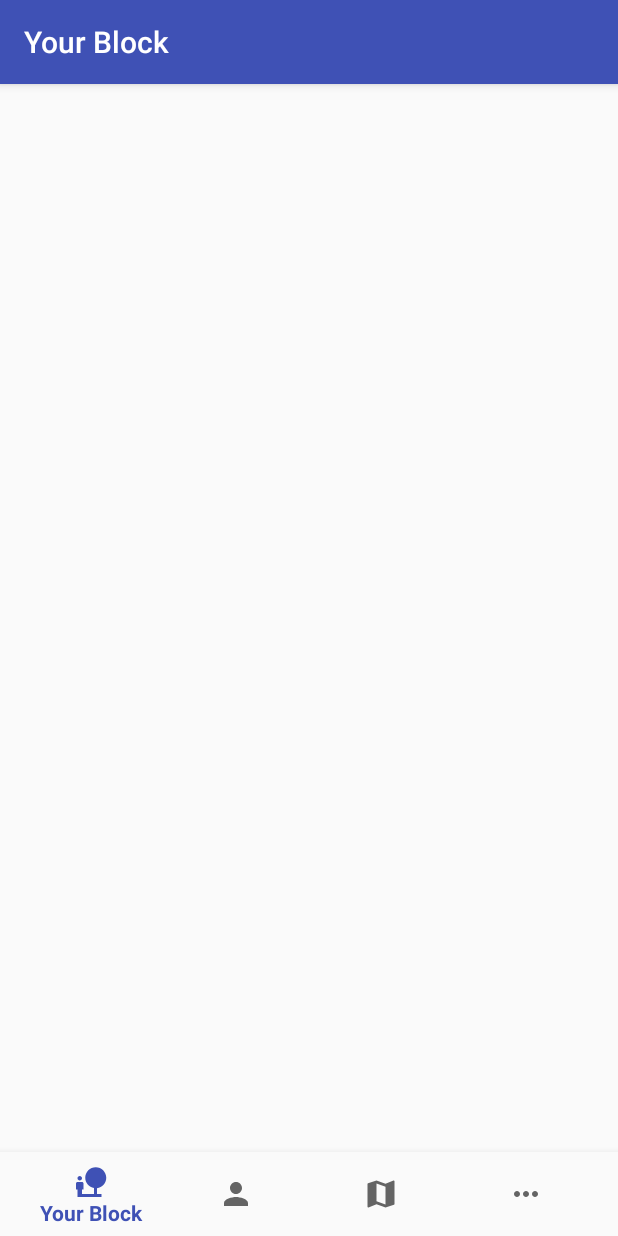
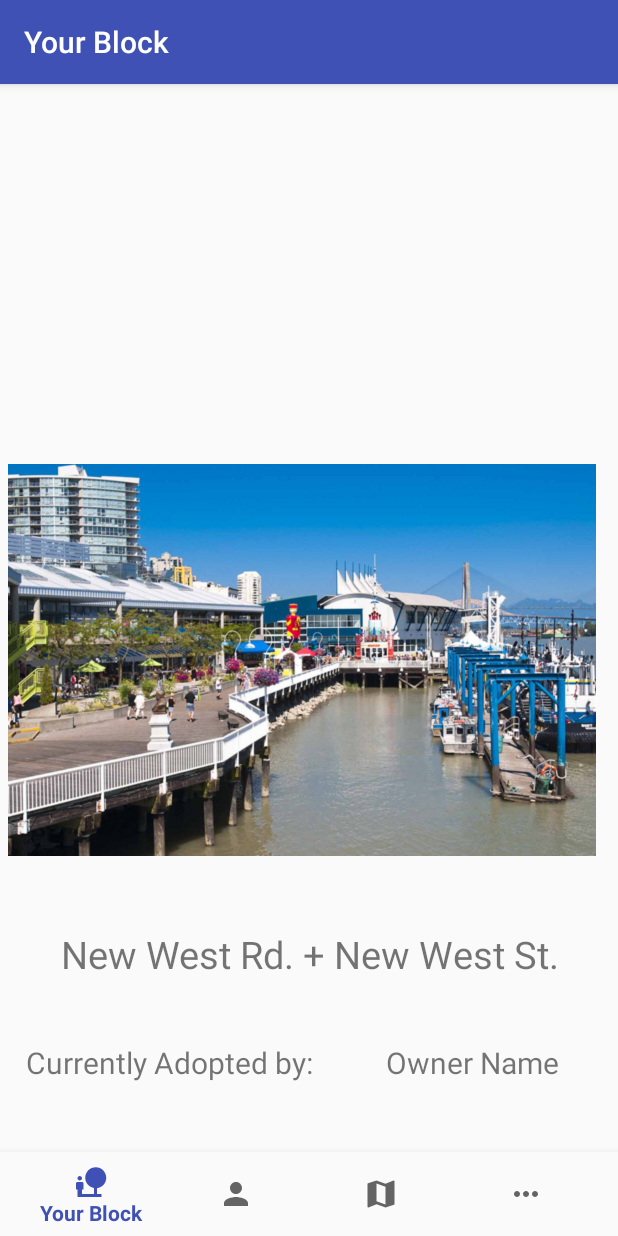
Before and after one commit to GordiArtur/AdoptABlock, an Android app: the screen it shows after launch (BlockActivity), on a phone screen of 412 x 824 dp. Run offline under Robolectric (Android 15) with nearby library versions, the phone set to English and light mode, and no system bars.

Commit message:
Added basic UI in Activity_Block

```diff
--- a/app/src/main/res/layout/activity_block.xml
+++ b/app/src/main/res/layout/activity_block.xml
@@ -9,14 +9,78 @@
 
     <android.support.design.widget.BottomNavigationView
         android:id="@+id/navigation"
-        android:layout_width="0dp"
+        android:layout_width="0sp"
         android:layout_height="wrap_content"
-        android:layout_marginEnd="0dp"
-        android:layout_marginStart="0dp"
         android:background="?android:attr/windowBackground"
         app:layout_constraintBottom_toBottomOf="parent"
         app:layout_constraintLeft_toLeftOf="parent"
         app:layout_constraintRight_toRightOf="parent"
         app:menu="@menu/navigation" />
 
+    <ImageView
+        android:id="@+id/block_background_image"
+        android:layout_width="392sp"
+        android:layout_height="264sp"
+        android:layout_marginBottom="196sp"
+        app:layout_constraintBottom_toTopOf="@+id/navigation"
+        app:layout_constraintEnd_toEndOf="parent"
+        app:layout_constraintHorizontal_bias="0.25"
+        app:layout_constraintStart_toStartOf="parent"
+        app:layout_constraintTop_toTopOf="parent"
+        app:layout_constraintVertical_bias="1.0"
+        app:srcCompat="@drawable/your_block" />
+
+    <TextView
+        android:id="@+id/block_street_name_text"
+        android:layout_width="wrap_content"
+        android:layout_height="wrap_content"
+        android:layout_marginBottom="8sp"
+        android:layout_marginEnd="8sp"
+        android:layout_marginStart="8sp"
+        android:layout_marginTop="8sp"
+        android:text="@string/block_street_name"
+        android:textSize="25sp"
+        app:layout_constraintBottom_toTopOf="@+id/navigation"
+        app:layout_constraintEnd_toEndOf="parent"
+        app:layout_constraintHorizontal_bias="0.512"
+        app:layout_constraintStart_toStartOf="parent"
+        app:layout_constraintTop_toBottomOf="@+id/block_background_image"
+        app:layout_constraintVertical_bias="0.267" />
+
+    <TextView
+        android:id="@+id/block_currently_adopted_text"
+        android:layout_width="wrap_content"
+        android:layout_height="wrap_content"
+        android:layout_marginBottom="8sp"
+        android:layout_marginEnd="8sp"
+        android:layout_marginStart="8sp"
+        android:layout_marginTop="8sp"
+        android:text="@string/block_currently_adopted"
+        android:textAlignment="center"
+        android:textSize="20sp"
+        app:layout_constraintBottom_toTopOf="@+id/navigation"
+        app:layout_constraintEnd_toEndOf="parent"
+        app:layout_constraintHorizontal_bias="0.045"
+        app:layout_constraintStart_toStartOf="parent"
+        app:layout_constraintTop_toBottomOf="@+id/block_street_name_text"
+        app:layout_constraintVertical_bias="0.47" />
+
+    <TextView
+        android:id="@+id/block_owner_name_text"
+        android:layout_width="wrap_content"
+        android:layout_height="wrap_content"
+        android:layout_marginBottom="8sp"
+        android:layout_marginEnd="8sp"
+        android:layout_marginStart="8sp"
+        android:layout_marginTop="8sp"
+        android:text="@string/block_owner_name"
+        android:textAlignment="center"
+        android:textSize="20sp"
+        app:layout_constraintBottom_toTopOf="@+id/navigation"
+        app:layout_constraintEnd_toEndOf="parent"
+        app:layout_constraintHorizontal_bias="0.568"
+        app:layout_constraintStart_toEndOf="@+id/block_currently_adopted_text"
+        app:layout_constraintTop_toBottomOf="@+id/block_street_name_text"
+        app:layout_constraintVertical_bias="0.47" />
+
 </android.support.constraint.ConstraintLayout>
--- a/app/src/main/res/values/strings.xml
+++ b/app/src/main/res/values/strings.xml
@@ -23,4 +23,10 @@
     <string name="permission_rationale">"Contacts permissions are needed for providing email
         completions."
     </string>
+
+    <!-- String related to activity_block -->
+    <string name="block_currently_adopted">Currently Adopted by: </string>
+    <string name="block_street_name">New West Rd. + New West St.</string>
+    <string name="block_owner_name">Owner Name</string>
+
 </resources>
```
Also changed, not shown: app/src/main/res/drawable/your_block.jpg (added).
